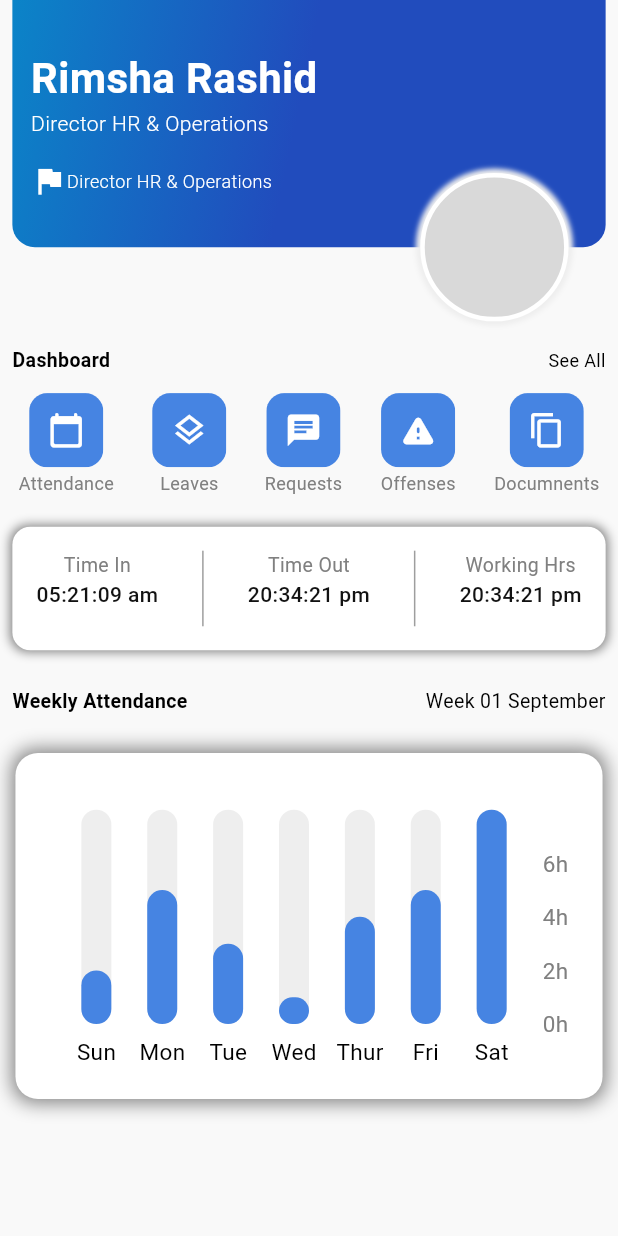
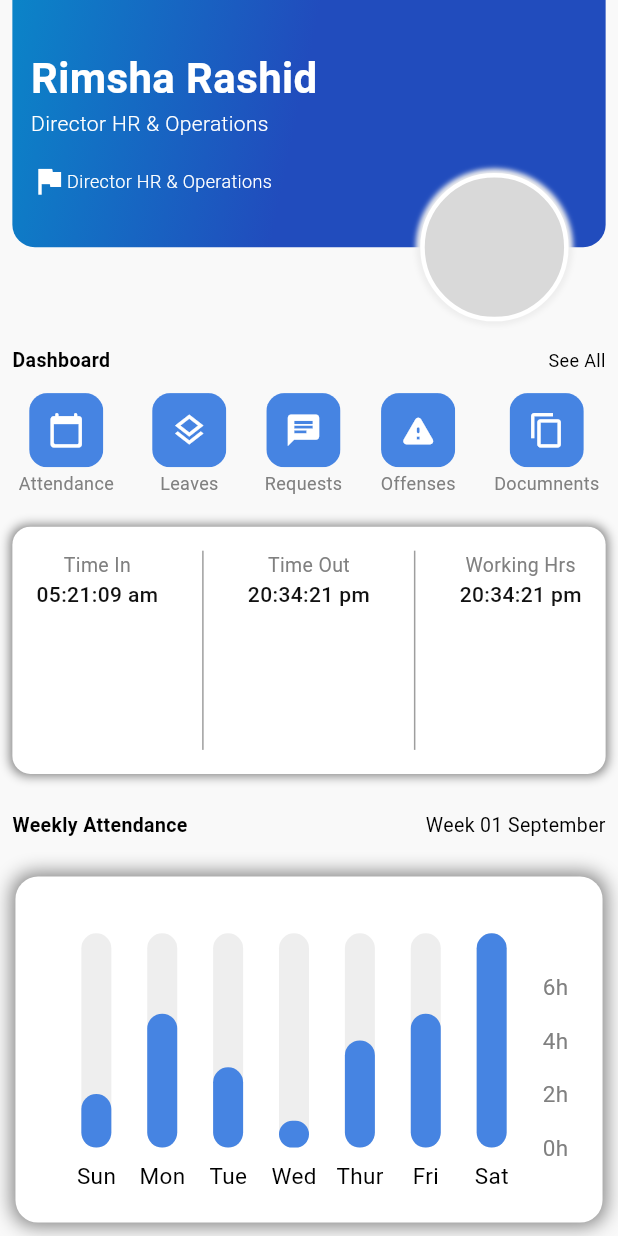
Before and after one commit to RDfahad/apphrmsnew, a Flutter app: the DashBoardScreenNew screen opened directly, on a phone screen of 412 x 824 dp. Run offline on Flutter 3.47's test engine with Material 2 defaults, Android fonts, the phone set to English and light mode, and no system bars; drawn by our look-alikes of fl_chart; our stand-ins replace bloc, flutter_bloc, get_it, hive, hive_flutter; accounts and stored records are empty.

Commit message:
dashboard

```diff
--- a/lib/ui/screens/dashboard/view/dashboard_screen.dart
+++ b/lib/ui/screens/dashboard/view/dashboard_screen.dart
@@ -150,7 +150,8 @@ class DashBoardScreenNew extends StatelessWidget {
   Widget build(BuildContext context) {
     return Scaffold(
       backgroundColor: AppColor.appBackgroundColor,
-      body: Padding(
+      body: SingleChildScrollView(
+        child: Padding(
           padding:
               EdgeInsets.symmetric(horizontal: context.getScreenWidth * 0.02),
           child: Column(
@@ -276,7 +277,7 @@ class DashBoardScreenNew extends StatelessWidget {
               ),
               SizedBox(height: context.getScreenHeight * 0.02),
               Container(
-              height: context.getScreenHeight * 0.1,
+                height: context.getScreenHeight * 0.2,
                 decoration: BoxDecoration(
                   borderRadius: BorderRadius.circular(12),
                   color: AppColor.whiteColor,
@@ -351,6 +352,7 @@ class DashBoardScreenNew extends StatelessWidget {
             ],
           ),
         ),
+      ),
     );
   }
 
```
Lines whose indentation alone changed are shown as unchanged.
